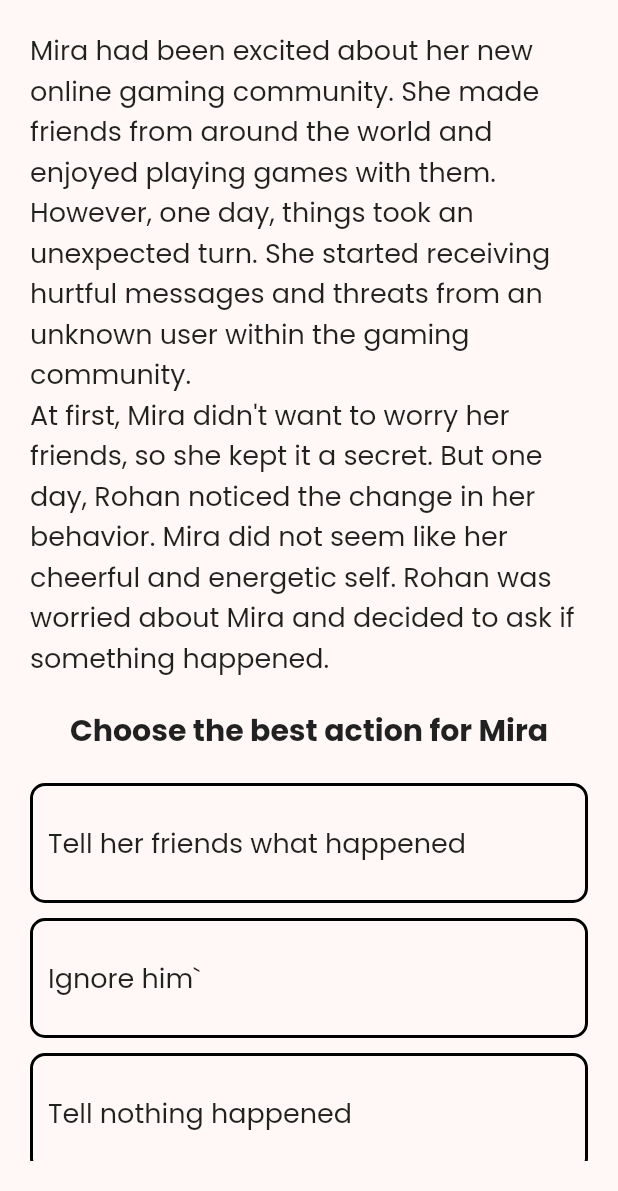
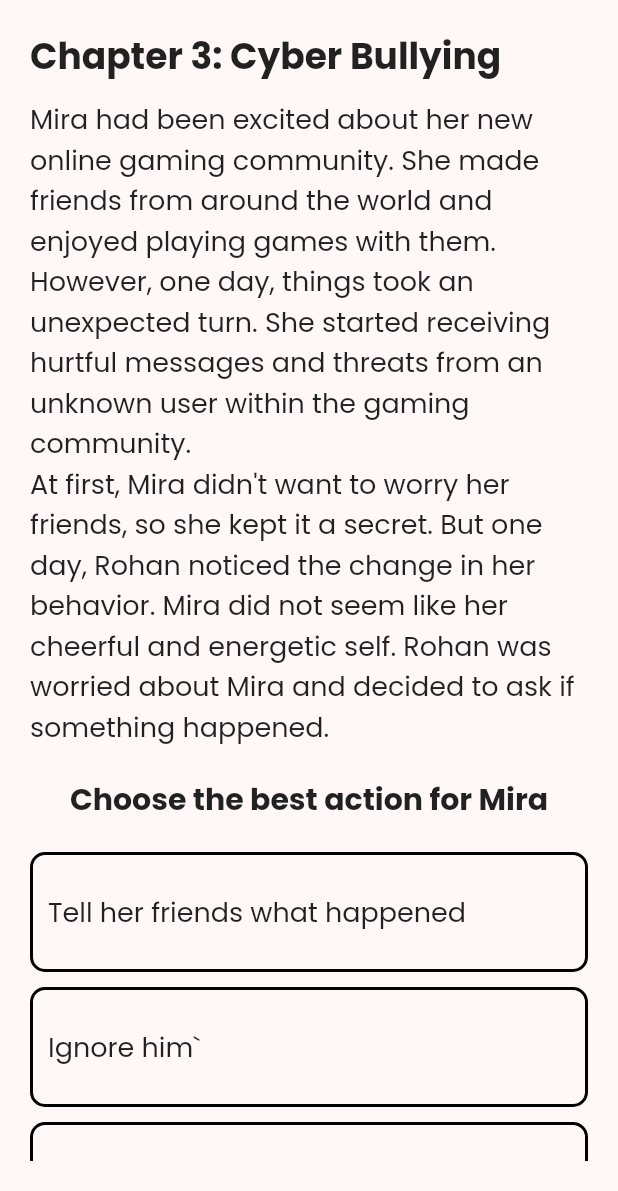
Before and after one commit to techtitansmbcet2023/RightsQuest, a Flutter app: the QuizPage screen opened directly, on a phone screen of 412 x 824 dp, the part 45-1236 px from its top. Run offline on Flutter 3.47's test engine with Material 2 defaults, Android fonts, the light colour scheme and no system bars; our stand-ins replace firebase_core, flutter_svg, google_fonts; accounts and stored records are empty.

Commit message:
quiz page updates

```diff
--- a/lib/views/quiz.dart
+++ b/lib/views/quiz.dart
@@ -13,6 +13,16 @@ class QuizPage extends StatelessWidget {
         padding: const EdgeInsets.all(20.0),
         child: ListView(
           children: [
+            Text(
+              "Chapter 3: Cyber Bullying", // Title
+              style: TextStyle(
+                fontSize: 24, // Adjust the font size as needed
+                fontWeight: FontWeight.bold,
+              ),
+            ),
+
+            SizedBox(height: 10,),
+
             Text("Mira had been excited about her new online gaming community. She made friends from around the world and enjoyed playing games with them. However, one day, things took an unexpected turn. She started receiving hurtful messages and threats from an unknown user within the gaming community.\nAt first, Mira didn't want to worry her friends, so she kept it a secret. But one day, Rohan noticed the change in her behavior. Mira did not seem like her cheerful and energetic self. Rohan was worried about Mira and decided to ask if something happened.",style: TextStyle(
               fontSize: 18,
             ),),
```
